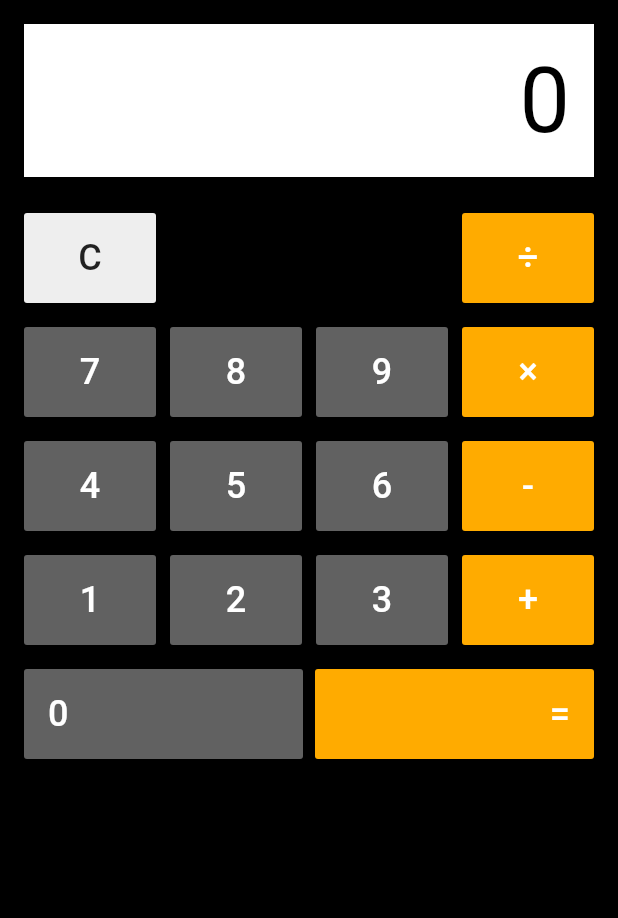
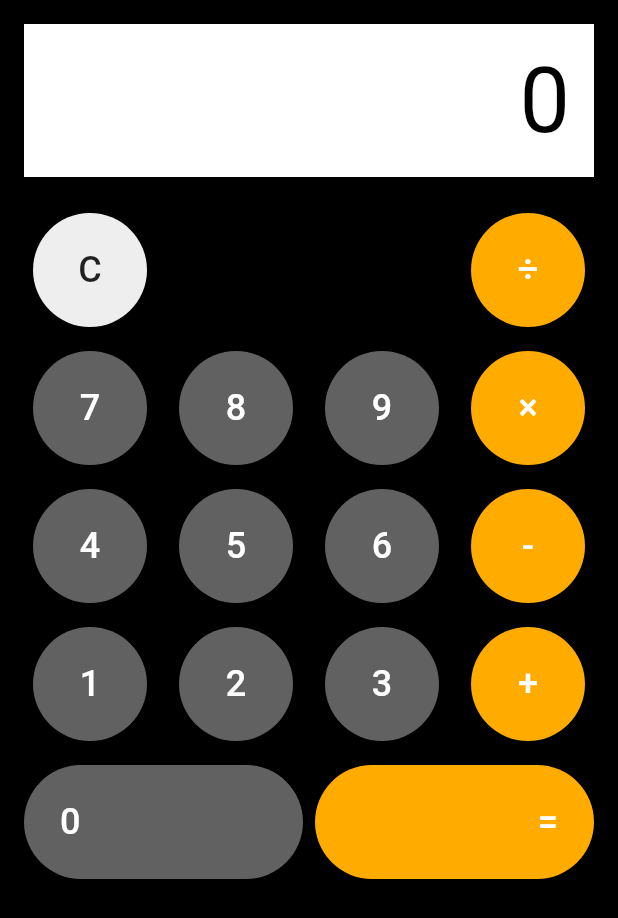
Before and after one commit to adrianseraspi12/simple-calculator, a Flutter app: the screen it shows after launch, on a phone screen of 412 x 824 dp. Shown: the top 918 px of the screen. Run offline on Flutter 3.47's test engine with Material 2 defaults, Android fonts, the phone set to English and light mode, and no system bars.

Commit message:
- Added Button Corner Radius

```diff
--- a/lib/main.dart
+++ b/lib/main.dart
@@ -1,4 +1,5 @@
 import 'package:flutter/material.dart';
+import 'common/circular_button.dart';
 
 void main() => runApp(MaterialApp(
   home: Home()
@@ -45,29 +46,26 @@ class Home extends StatelessWidget {
                 mainAxisAlignment: MainAxisAlignment.spaceBetween,
 
                 children: <Widget> [
-                  Container(
-                    child: FlatButton(
+                  FlatButton(
                     onPressed: () {},
-                      padding: EdgeInsets.all(16.0),
+                    padding: EdgeInsets.all(24.0),
                     color: Colors.grey[200],
+                    shape: CircleBorder(),
                     child: Text(
                       'C',
                       style: TextStyle(fontSize: 24.0),
                       ),
                     ),
-                  ),
 
-                  Container(
-                    child: FlatButton(
+                  FlatButton(
                     onPressed: () {},
-                      padding: EdgeInsets.all(16.0),
+                    padding: EdgeInsets.all(24.0),
                     textColor: Colors.white,
                     color: Colors.amberAccent[700],
+                    shape: CircleBorder(),
                     child: Text(
                       '÷',
                       style: TextStyle(fontSize: 24.0),),
-                      ),
-
                     )
                 ]
 
@@ -84,9 +82,10 @@ class Home extends StatelessWidget {
                 children: <Widget> [
                   FlatButton(
                     onPressed: () {},
-                    padding: EdgeInsets.all(16.0),
+                    padding: EdgeInsets.all(24.0),
                     textColor: Colors.white,
                     color: Colors.grey[700],
+                    shape: CircleBorder(),
                     child: Text(
                       '7',
                       style: TextStyle(fontSize: 24.0),),
@@ -94,9 +93,10 @@ class Home extends StatelessWidget {
 
                   FlatButton(
                     onPressed: () {},
-                    padding: EdgeInsets.all(16.0),
+                    padding: EdgeInsets.all(24.0),
                     textColor: Colors.white,
                     color: Colors.grey[700],
+                    shape: CircleBorder(),
                     child: Text(
                       '8',
                       style: TextStyle(fontSize: 24.0),),
@@ -104,9 +104,10 @@ class Home extends StatelessWidget {
 
                   FlatButton(
                     onPressed: () {},
-                    padding: EdgeInsets.all(16.0),
+                    padding: EdgeInsets.all(24.0),
                     textColor: Colors.white,
                     color: Colors.grey[700],
+                    shape: CircleBorder(),
                     child: Text(
                       '9',
                       style: TextStyle(fontSize: 24.0),),
@@ -114,9 +115,10 @@ class Home extends StatelessWidget {
 
                   FlatButton(
                     onPressed: () {},
-                    padding: EdgeInsets.all(16.0),
+                    padding: EdgeInsets.all(24.0),
                     textColor: Colors.white,
                     color: Colors.amberAccent[700],
+                    shape: CircleBorder(),
                     child: Text(
                       '×',
                       style: TextStyle(fontSize: 24.0),),
@@ -136,9 +138,10 @@ class Home extends StatelessWidget {
                 children: <Widget> [
                   FlatButton(
                     onPressed: () {},
-                    padding: EdgeInsets.all(16.0),
+                    padding: EdgeInsets.all(24.0),
                     textColor: Colors.white,
                     color: Colors.grey[700],
+                    shape: CircleBorder(),
                     child: Text(
                       '4',
                       style: TextStyle(fontSize: 24.0),),
@@ -146,9 +149,10 @@ class Home extends StatelessWidget {
 
                   FlatButton(
                     onPressed: () {},
-                    padding: EdgeInsets.all(16.0),
+                    padding: EdgeInsets.all(24.0),
                     textColor: Colors.white,
                     color: Colors.grey[700],
+                    shape: CircleBorder(),
                     child: Text(
                       '5',
                       style: TextStyle(fontSize: 24.0),),
@@ -156,9 +160,10 @@ class Home extends StatelessWidget {
 
                   FlatButton(
                     onPressed: () {},
-                    padding: EdgeInsets.all(16.0),
+                    padding: EdgeInsets.all(24.0),
                     textColor: Colors.white,
                     color: Colors.grey[700],
+                    shape: CircleBorder(),
                     child: Text(
                       '6',
                       style: TextStyle(fontSize: 24.0),),
@@ -166,9 +171,10 @@ class Home extends StatelessWidget {
 
                   FlatButton(
                     onPressed: () {},
-                    padding: EdgeInsets.all(16.0),
+                    padding: EdgeInsets.all(24.0),
                     textColor: Colors.white,
                     color: Colors.amberAccent[700],
+                    shape: CircleBorder(),
                     child: Text(
                       '-',
                       style: TextStyle(fontSize: 24.0),),
@@ -188,9 +194,10 @@ class Home extends StatelessWidget {
                 children: <Widget> [
                   FlatButton(
                     onPressed: () {},
-                    padding: EdgeInsets.all(16.0),
+                    padding: EdgeInsets.all(24.0),
                     textColor: Colors.white,
                     color: Colors.grey[700],
+                    shape: CircleBorder(),
                     child: Text(
                       '1',
                       style: TextStyle(fontSize: 24.0),),
@@ -198,9 +205,10 @@ class Home extends StatelessWidget {
 
                   FlatButton(
                     onPressed: () {},
-                    padding: EdgeInsets.all(16.0),
+                    padding: EdgeInsets.all(24.0),
                     textColor: Colors.white,
                     color: Colors.grey[700],
+                    shape: CircleBorder(),
                     child: Text(
                       '2',
                       style: TextStyle(fontSize: 24.0),),
@@ -208,9 +216,10 @@ class Home extends StatelessWidget {
 
                   FlatButton(
                     onPressed: () {},
-                    padding: EdgeInsets.all(16.0),
+                    padding: EdgeInsets.all(24.0),
                     textColor: Colors.white,
                     color: Colors.grey[700],
+                    shape: CircleBorder(),
                     child: Text(
                       '3',
                       style: TextStyle(fontSize: 24.0),),
@@ -218,13 +227,15 @@ class Home extends StatelessWidget {
 
                   FlatButton(
                     onPressed: () {},
-                    padding: EdgeInsets.all(16.0),
+                    padding: EdgeInsets.all(24.0),
                     textColor: Colors.white,
                     color: Colors.amberAccent[700],
+                    shape: CircleBorder(),
                     child: Text(
                       '+',
                       style: TextStyle(fontSize: 24.0),),
                   ),
+
                 ]
 
               ),
@@ -243,9 +254,10 @@ class Home extends StatelessWidget {
                       margin: EdgeInsets.only(right: 4.0),
                                           child: FlatButton(
                         onPressed: () {},
-                        padding: EdgeInsets.all(16.0),
+                        padding: EdgeInsets.all(24.0),
                         textColor: Colors.white,
                         color: Colors.grey[700],
+                        shape: RoundedRectangleBorder(borderRadius: BorderRadius.circular(45)),
                         child: Align(
                           alignment: Alignment.centerLeft,
                           child: Text(
@@ -261,9 +273,10 @@ class Home extends StatelessWidget {
                       margin: EdgeInsets.only(left: 4.0),
                         child: FlatButton(
                         onPressed: () {},
-                        padding: EdgeInsets.all(16.0),
+                        padding: EdgeInsets.all(24.0),
                         textColor: Colors.white,
                         color: Colors.amberAccent[700],
+                        shape: RoundedRectangleBorder(borderRadius: BorderRadius.circular(45)),
                         child: Align(
                           alignment: Alignment.centerRight,
                           child: Text(
```
Lines whose indentation alone changed are shown as unchanged.
